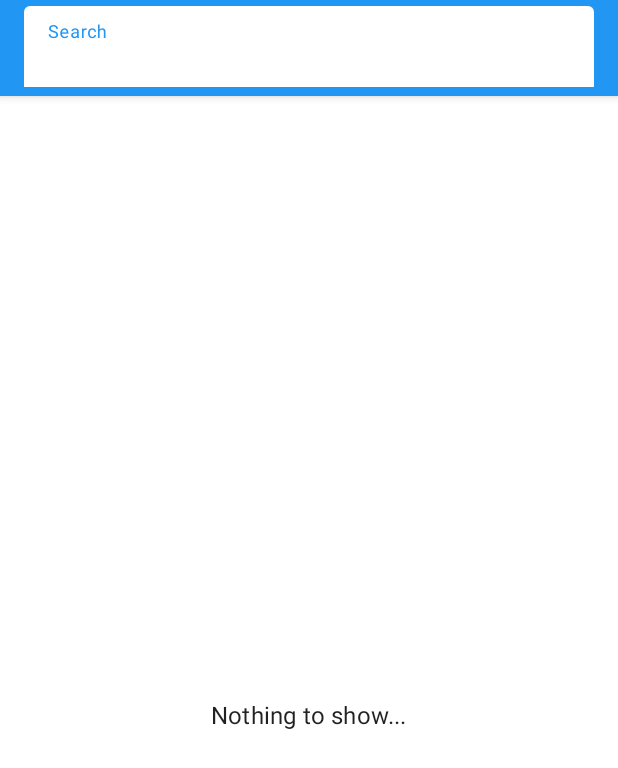
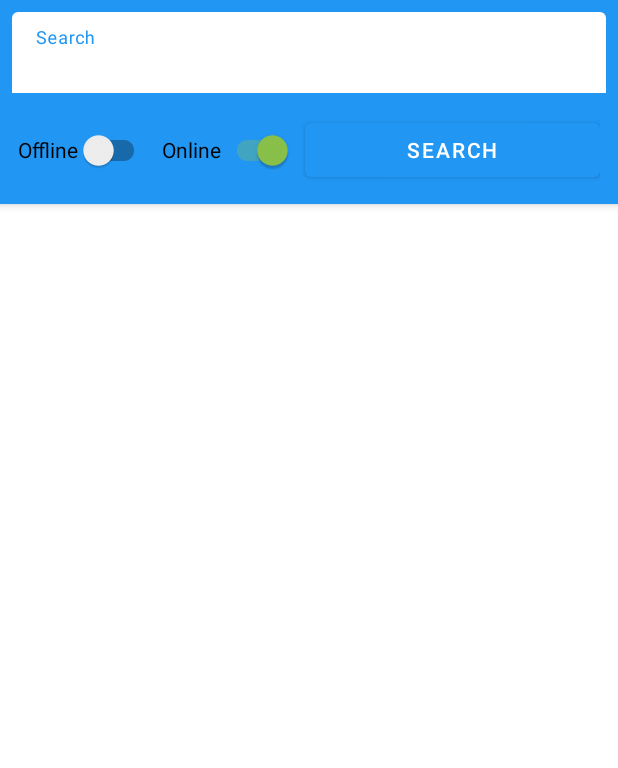
Before and after one commit to tomaszczart/SongApp, an Android app: the screen it shows after launch (SongsActivity), on a phone screen of 412 x 824 dp. Shown: the top 768 px of the screen. Run offline under Robolectric (Android 15) with nearby library versions, the phone set to English and light mode, and no system bars; our stand-ins replace Dagger/Hilt's generated code, Timber, data binding; 6 statements that could not run were skipped.

Commit message:
Added layout elements for controlling the search. Changed database enabling disabling way in the Repository class. Added null safety for network call.

```diff
--- a/app/src/main/java/com/tooploox/songapp/network/SongsRepository.kt
+++ b/app/src/main/java/com/tooploox/songapp/network/SongsRepository.kt
@@ -14,18 +14,23 @@ import javax.inject.Inject
 
 @ApplicationScope
 class SongsRepository @Inject constructor(
-    private val offlineDbDao: OfflineDbDao,
-    private val onlineDbDao: OnlineDbDao
+        private val offlineDbDao: OfflineDbDao,
+        private val onlineDbDao: OnlineDbDao
 ) {
+
+    val searchResults = MutableLiveData<List<SongDao>>()
+
     /**
-     * Types of databases:
-     * OFFLINE_DB - gets data from local json file (assets/songs-list.json)
-     * ONLINE_DB - gets data from iTunes API
-     * HYBRID_DB - gets data from both sources, ONLINE_DB and OFFLINE_DB
+     * If true offline database will be used
      */
-    enum class DatabaseType {
-        OFFLINE_DB, ONLINE_DB, HYBRID_DB
-    }
+    var useOffline = false
+    /**
+     * If true online database will be used
+     */
+    var useOnline = false
+    /**
+     * If both are true results from offline and online requests will be merged.
+     */
 
     /**
      * This is the main scope for all coroutines launched by SongsRepository.
@@ -33,23 +38,29 @@ class SongsRepository @Inject constructor(
     private val job = Job()
     private val coroutineScope = CoroutineScope(Dispatchers.Default + job)
 
-    /* Currently set source that data is taken from */
-    var selectedDatabase: DatabaseType = DatabaseType.OFFLINE_DB
-
+    /**
+     * This method calls selected database and returns list of songs.
+     */
     fun search(query: String): LiveData<List<SongDao>> {
 
-        val allSongsLiveData = MutableLiveData<List<SongDao>>()
+        coroutineScope.launch {
+            val offlineData =
+                    if (useOffline) offlineDbDao.search(query) else listOf()
+            val onlineData =
+                    if (useOnline) onlineDbDao.search(query) else listOf()
 
-        coroutineScope.launch {
-
-            val offlineData = offlineDbDao.search(query)
-            val onlineData = onlineDbDao.search(query)
             val result = offlineData.toMutableList().apply { addAll(onlineData) }
-            allSongsLiveData.postValue(result)
+            searchResults.postValue(result)
         }
 
-        return allSongsLiveData
+        return searchResults
     }
 
+    /**
+     * Cleanup when destroying the object.
+     */
+    fun cancel() {
+        job.cancel()
+    }
 
 }
--- a/app/src/main/java/com/tooploox/songapp/songsScreen/SongsActivity.kt
+++ b/app/src/main/java/com/tooploox/songapp/songsScreen/SongsActivity.kt
@@ -11,6 +11,7 @@ import com.tooploox.songapp.databinding.ActivitySongsBinding
 import com.tooploox.songapp.songsScreen.recyclerView.SongsListAdapter
 import com.tooploox.songapp.songsScreen.viewModel.SongsActivityViewModel
 import com.tooploox.songapp.songsScreen.viewModel.SongsActivityViewModelFactory
+import timber.log.Timber
 import javax.inject.Inject
 
 class SongsActivity : BaseActivity() {
@@ -40,6 +41,25 @@ class SongsActivity : BaseActivity() {
             }
         }
 
+        //Observe offline switch
+        binding.viewModel?.useOffline?.observe(this, Observer {
+            Timber.d("useOffline: $it")
+            binding.viewModel?.useOfflineDatabase(it ?: false)
+        })
+
+        //Observe online switch
+        binding.viewModel?.useOnline?.observe(this, Observer {
+            Timber.d("useOnline: $it")
+            binding.viewModel?.useOnlineDatabase(it ?: false)
+        })
+
+        //perform search action after clicking the button
+        binding.searchButton.setOnClickListener {
+            val query = binding.textInputLayout.editText?.text.toString()
+            songsActivityViewModel.searchSong(query)
+        }
+
+        //Observe changes in the songs list and add them to recycler view
         songsActivityViewModel.songsList.observe(this, Observer {
             songsListAdapter.submitList(it)
         })
--- a/app/src/main/java/com/tooploox/songapp/songsScreen/viewModel/SongsActivityViewModel.kt
+++ b/app/src/main/java/com/tooploox/songapp/songsScreen/viewModel/SongsActivityViewModel.kt
@@ -2,17 +2,66 @@ package com.tooploox.songapp.songsScreen.viewModel
 
 import android.app.Application
 import androidx.lifecycle.AndroidViewModel
-import androidx.lifecycle.LiveData
+import androidx.lifecycle.MutableLiveData
 import androidx.lifecycle.Transformations
 import com.tooploox.songapp.network.SongsRepository
 import com.tooploox.songapp.songsScreen.recyclerView.SongItem
 import javax.inject.Inject
 
 class SongsActivityViewModel @Inject constructor(app: Application, private val songsRepository: SongsRepository) :
-    AndroidViewModel(app) {
+        AndroidViewModel(app) {
 
-    val songsList: LiveData<List<SongItem>> = Transformations.map(songsRepository.search("Eminem")) {
-        it.map { songOfflineDto -> SongItem(songOfflineDto.artist, songOfflineDto.title, 0) }
+    /**
+     * Value of the database enabled/disabled switches
+     */
+    val useOffline = MutableLiveData<Boolean>()
+    val useOnline = MutableLiveData<Boolean>()
+
+    /**
+     * Search text input value.
+     */
+    val queryText = MutableLiveData<String>()
+
+    val songsList = Transformations.map(songsRepository.searchResults) {
+        it.map { songOfflineDto -> SongItem(songOfflineDto.artist, songOfflineDto.title, songOfflineDto.releaseYear) }
+    }
+
+    init {
+        //set online bd enabled
+        useOnline.postValue(true)
+    }
+
+    /**
+     * This method can enable or disable offline database
+     *
+     * @param use If true offline database will be used
+     */
+    fun useOfflineDatabase(use: Boolean) {
+        songsRepository.useOffline = use
+    }
+
+    /**
+     * This method can enable or disable online database
+     *
+     * @param use If true online database will be used
+     */
+    fun useOnlineDatabase(use: Boolean) {
+        songsRepository.useOnline = use
+    }
+
+    /**
+     * This method calls selected database and returns list of songs.
+     *
+     * @param query Phrase to look songs by.
+     */
+    fun searchSong(query: String) {
+        songsRepository.search(query)
+    }
+
+    override fun onCleared() {
+        //cancel all requests from repository
+        songsRepository.cancel()
+        super.onCleared()
     }
 
 }
--- a/app/src/main/res/layout/activity_songs.xml
+++ b/app/src/main/res/layout/activity_songs.xml
@@ -25,22 +25,71 @@
                 android:fitsSystemWindows="true"
                 app:layout_scrollFlags="scroll|enterAlways">
 
-                <com.google.android.material.textfield.TextInputLayout
+                <androidx.constraintlayout.widget.ConstraintLayout
                     android:layout_width="match_parent"
-                    android:layout_height="wrap_content"
-                    android:layout_marginLeft="16dp"
-                    android:layout_marginTop="4dp"
-                    android:layout_marginRight="16dp"
-                    android:layout_marginBottom="4dp"
-                    android:hint="@string/search"
-                    android:theme="@style/TextInputTheme">
+                    android:layout_height="wrap_content">
 
-                    <com.google.android.material.textfield.TextInputEditText
+                    <com.google.android.material.textfield.TextInputLayout
+                        android:id="@+id/textInputLayout"
                         android:layout_width="match_parent"
                         android:layout_height="wrap_content"
-                        android:imeOptions="actionSearch" />
+                        android:layout_marginStart="8dp"
+                        android:layout_marginTop="8dp"
+                        android:layout_marginEnd="8dp"
+                        android:hint="@string/search"
+                        android:theme="@style/TextInputTheme"
+                        app:layout_constraintEnd_toEndOf="parent"
+                        app:layout_constraintStart_toStartOf="parent"
+                        app:layout_constraintTop_toTopOf="parent">
 
-                </com.google.android.material.textfield.TextInputLayout>
+                        <com.google.android.material.textfield.TextInputEditText
+                            android:text="@={viewModel.queryText}"
+                            android:layout_width="match_parent"
+                            android:layout_height="wrap_content" />
+
+                    </com.google.android.material.textfield.TextInputLayout>
+
+                    <LinearLayout
+                        android:layout_width="0dp"
+                        android:layout_height="wrap_content"
+                        android:layout_marginStart="8dp"
+                        android:layout_marginTop="8dp"
+                        android:layout_marginEnd="8dp"
+                        android:layout_marginBottom="8dp"
+                        android:orientation="horizontal"
+                        android:padding="4dp"
+                        app:layout_constraintBottom_toBottomOf="parent"
+                        app:layout_constraintEnd_toEndOf="parent"
+                        app:layout_constraintStart_toStartOf="parent"
+                        app:layout_constraintTop_toBottomOf="@+id/textInputLayout">
+
+                        <androidx.appcompat.widget.SwitchCompat
+                            android:id="@+id/offlineDbSwitch"
+                            android:layout_width="wrap_content"
+                            android:layout_height="wrap_content"
+                            android:layout_marginEnd="8dp"
+                            android:layout_weight="0"
+                            android:checked="@={viewModel.useOffline}"
+                            android:text="@string/offline" />
+
+                        <androidx.appcompat.widget.SwitchCompat
+                            android:id="@+id/onlineDbSwitch"
+                            android:layout_width="wrap_content"
+                            android:layout_height="wrap_content"
+                            android:layout_marginEnd="8dp"
+                            android:checked="@={viewModel.useOnline}"
+                            android:text="@string/online" />
+
+                        <Button
+                            android:id="@+id/searchButton"
+                            android:layout_width="0dp"
+                            android:layout_height="wrap_content"
+                            android:layout_weight="1"
+                            android:text="@string/search" />
+                    </LinearLayout>
+
+
+                </androidx.constraintlayout.widget.ConstraintLayout>
 
             </com.google.android.material.appbar.CollapsingToolbarLayout>
         </com.google.android.material.appbar.AppBarLayout>
@@ -56,8 +105,10 @@
                 android:layout_height="match_parent"
                 app:layout_constraintBottom_toBottomOf="parent"
                 app:layout_constraintEnd_toEndOf="parent"
+                app:layout_constraintHorizontal_bias="1.0"
                 app:layout_constraintStart_toStartOf="parent"
                 app:layout_constraintTop_toTopOf="parent"
+                app:layout_constraintVertical_bias="1.0"
                 app:visible="@{!viewModel.songsList.isEmpty()}" />
 
             <TextView
@@ -65,6 +116,7 @@
                 android:layout_height="wrap_content"
                 android:text="@string/nothing_to_show"
                 android:textAppearance="@style/TextAppearance.MaterialComponents.Subtitle1"
+                android:visibility="gone"
                 app:layout_constraintBottom_toBottomOf="parent"
                 app:layout_constraintEnd_toEndOf="parent"
                 app:layout_constraintStart_toStartOf="parent"
--- a/app/src/main/res/values/strings.xml
+++ b/app/src/main/res/values/strings.xml
@@ -1,5 +1,12 @@
 <resources>
     <string name="album_cover">Album Cover</string>
-    <string name="nothing_to_show">Nothing to show...</string>
+    <string name="nothing_to_show">Nothing to show…</string>
     <string name="search">Search</string>
+    <string name="offline">Offline</string>
+    <string name="online">Online</string>
+    <string-array name="db_array">
+        <item>Offline</item>
+        <item>Online</item>
+        <item>Both</item>
+    </string-array>
 </resources>
```
Also changed, not shown: app/src/main/java/com/tooploox/songapp/network/databases/online/OnlineDbDao.kt (+25 -1 lines), app/src/main/java/com/tooploox/songapp/network/databases/online/SongOnlineDto.kt (+9 -3 lines).
